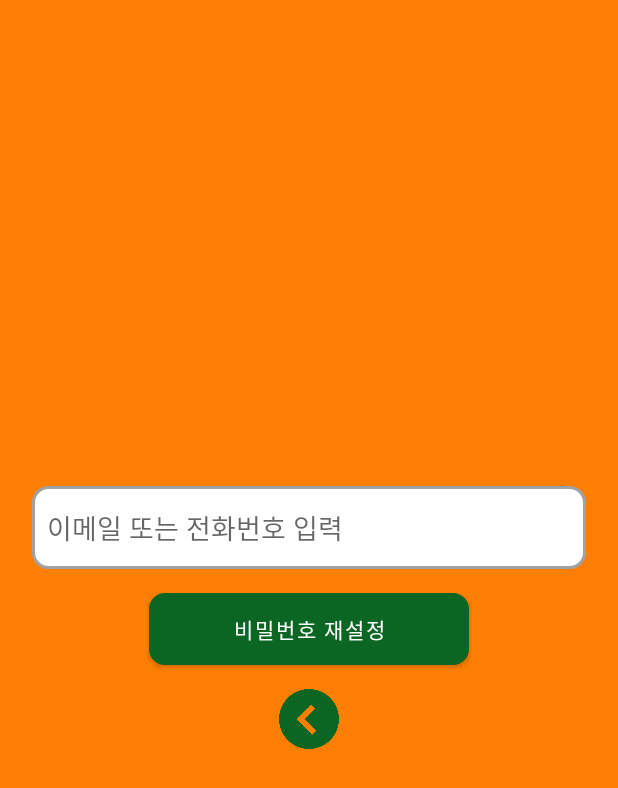
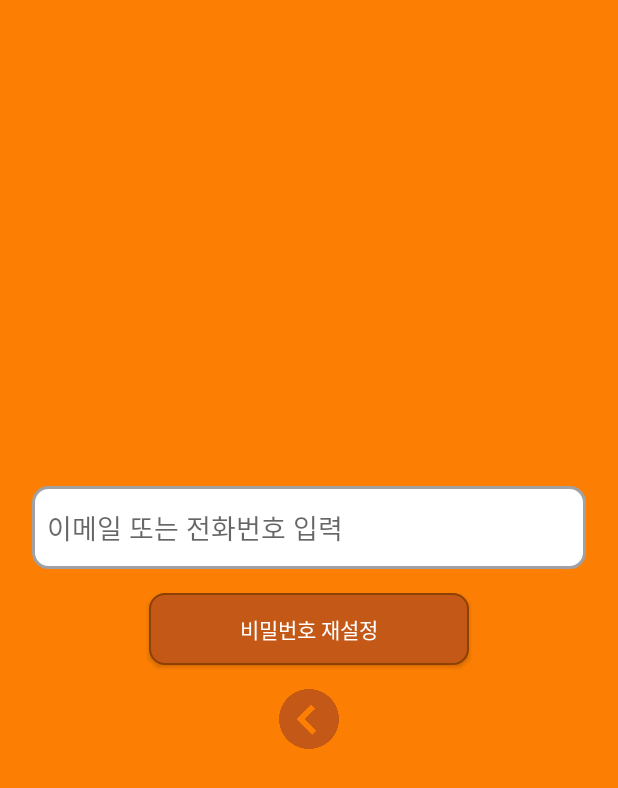
Before and after one commit to jkjungha/Emo-Record, an Android app: the layout activity_forget_password_autumn.xml on its own in the app's theme, with its tools: preview values and no code run, on a phone screen of 412 x 824 dp. Shown: the top 788 px of the screen. Run offline under Robolectric (Android 15) with nearby library versions, the phone set to English and light mode, and no system bars.

Commit message:
fix button

```diff
--- a/app/src/main/res/layout/activity_forget_password_autumn.xml
+++ b/app/src/main/res/layout/activity_forget_password_autumn.xml
@@ -17,7 +17,7 @@
         android:hint="이메일 또는 전화번호 입력"
         android:paddingLeft="10dp"/>
 
-    <Button
+    <androidx.appcompat.widget.AppCompatButton
         android:id="@+id/resetButton"
         android:layout_width="213dp"
         android:layout_height="wrap_content"
@@ -25,7 +25,7 @@
         android:text="비밀번호 재설정"
         android:textColor="@color/white" />
 
-    <Button
+    <androidx.appcompat.widget.AppCompatButton
         android:id="@+id/backToLoginButton"
         android:layout_width="40dp"
         android:layout_height="40dp"
```
